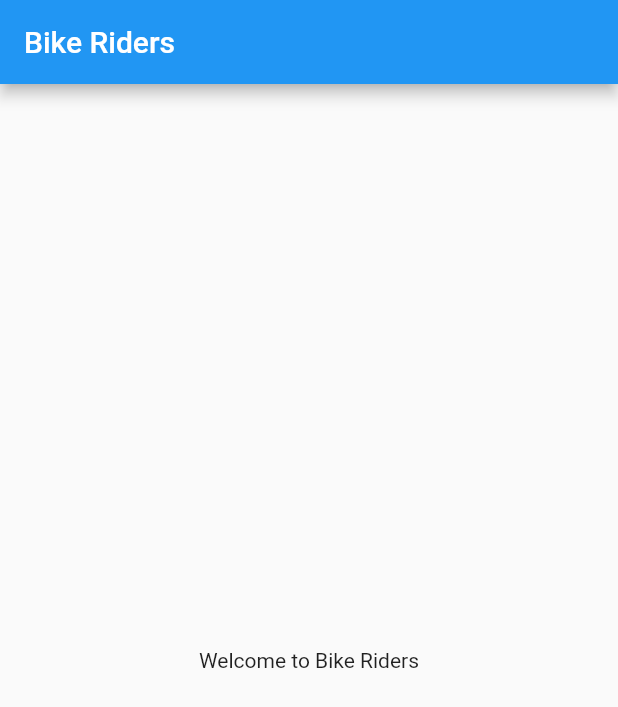
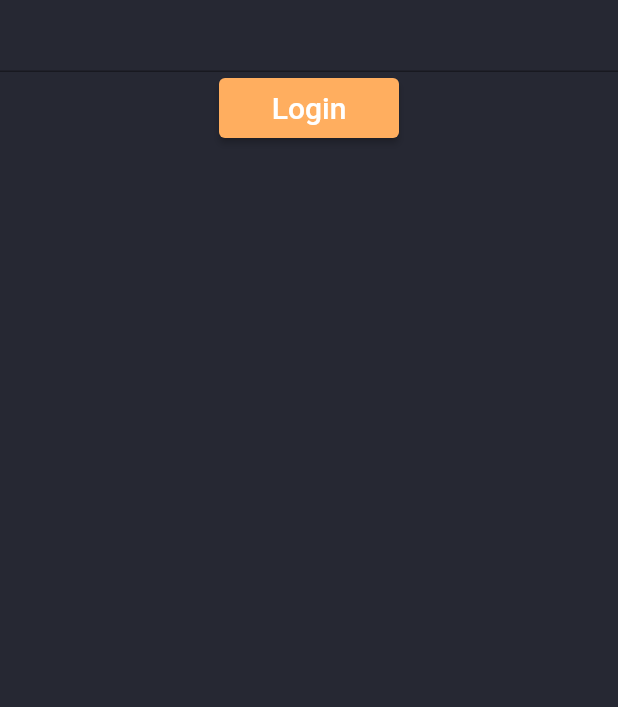
Before and after one commit to Abdulaziz4/bike-riders, a Flutter app: the screen it shows after launch, on a phone screen of 412 x 824 dp. Shown: the top 707 px of the screen. Run offline on Flutter 3.47's test engine with Material 2 defaults, Android fonts, the phone set to English and light mode, and no system bars; our stand-ins replace firebase_auth, firebase_core, logger, stacked, stacked_services; accounts and stored records are empty.

Commit message:
Adding custom button & set startup navigation

```diff
--- a/lib/core/app/app.locator.dart
+++ b/lib/core/app/app.locator.dart
@@ -8,6 +8,7 @@
 
 import 'package:stacked/stacked.dart';
 import 'package:stacked/stacked_annotations.dart';
+import 'package:stacked_services/stacked_services.dart';
 
 import '../services/auth_service.dart';
 
@@ -20,4 +21,5 @@ void setupLocator({String? environment, EnvironmentFilter? environmentFilter}) {
 
 // Register dependencies
   locator.registerLazySingleton(() => AuthService());
+  locator.registerLazySingleton(() => NavigationService());
 }
--- a/lib/core/app/app.router.dart
+++ b/lib/core/app/app.router.dart
@@ -10,12 +10,15 @@ import 'package:flutter/material.dart';
 import 'package:stacked/stacked.dart';
 import 'package:stacked/stacked_annotations.dart';
 
+import '../../ui/auth/login/login_view.dart';
 import '../../ui/startup/startup_view.dart';
 
 class Routes {
   static const String startupView = '/';
+  static const String loginView = '/login-view';
   static const all = <String>{
     startupView,
+    loginView,
   };
 }
 
@@ -24,6 +27,7 @@ class StackedRouter extends RouterBase {
   List<RouteDef> get routes => _routes;
   final _routes = <RouteDef>[
     RouteDef(Routes.startupView, page: StartupView),
+    RouteDef(Routes.loginView, page: LoginView),
   ];
   @override
   Map<Type, StackedRouteFactory> get pagesMap => _pagesMap;
@@ -34,5 +38,11 @@ class StackedRouter extends RouterBase {
         settings: data,
       );
     },
+    LoginView: (data) {
+      return MaterialPageRoute<MaterialRoute<dynamic>>(
+        builder: (context) => const LoginView(),
+        settings: data,
+      );
+    },
   };
 }
--- /dev/null
+++ b/lib/core/app/constants.dart
@@ -0,0 +1,11 @@
+import 'package:flutter/material.dart';
+
+// Colors
+const kPrimaryColor = Color(0xFF262833);
+const kSecondryColor = Color(0xFFFFAE5F);
+const kAltColor = Color(0xFF4CCFAC);
+const kPurpleColor = Color(0xFF7E8CE0);
+const kRedColor = Color(0xFFF59078);
+
+// Sizes
+const kDefaultPadding = 20.0;
--- a/lib/main.dart
+++ b/lib/main.dart
@@ -1,8 +1,13 @@
+import 'package:bike_riders/core/app/app.locator.dart';
 import 'package:bike_riders/core/app/app.router.dart';
+import 'package:bike_riders/core/app/constants.dart';
 import 'package:flutter/material.dart';
+import 'package:flutter/widgets.dart';
 import 'package:stacked_services/stacked_services.dart';
 
 void main() {
+  setupLocator();
+
   runApp(const MyApp());
 }
 
@@ -12,17 +17,17 @@ class MyApp extends StatelessWidget {
   @override
   Widget build(BuildContext context) {
     return MaterialApp(
+      debugShowCheckedModeBanner: false,
       navigatorKey: StackedService.navigatorKey,
       onGenerateRoute: StackedRouter().onGenerateRoute,
       theme: ThemeData(
-        primarySwatch: Colors.blue,
-      ),
-      home: Scaffold(
-        appBar: AppBar(
-          title: const Text("Bike Riders"),
-        ),
-        body: const Center(
-          child: Text("Welcome to Bike Riders"),
+        scaffoldBackgroundColor: kPrimaryColor,
+        backgroundColor: kPrimaryColor,
+        primaryColor: kSecondryColor,
+        textTheme: const TextTheme(
+          headline1: TextStyle(fontWeight: FontWeight.bold, fontSize: 22),
+          headline2: TextStyle(fontWeight: FontWeight.bold, fontSize: 20),
+          bodyText1: TextStyle(fontWeight: FontWeight.normal, fontSize: 17.5),
         ),
       ),
     );
--- /dev/null
+++ b/lib/ui/auth/login/login_view.dart
@@ -0,0 +1,29 @@
+import 'package:bike_riders/ui/shared/custom_button.dart';
+import 'package:flutter/material.dart';
+
+class LoginView extends StatefulWidget {
+  const LoginView({Key? key}) : super(key: key);
+
+  @override
+  _LoginViewState createState() => _LoginViewState();
+}
+
+class _LoginViewState extends State<LoginView> {
+  @override
+  Widget build(BuildContext context) {
+    return Scaffold(
+      body: Center(
+        child: Column(
+          children: [
+            TextFormField(),
+            CustomButton(
+              text: "Login",
+              onPress: () {},
+              size: const Size(120, 40),
+            ),
+          ],
+        ),
+      ),
+    );
+  }
+}
--- /dev/null
+++ b/lib/ui/shared/custom_button.dart
@@ -0,0 +1,32 @@
+import 'package:flutter/material.dart';
+
+import 'package:bike_riders/core/app/constants.dart';
+
+class CustomButton extends StatelessWidget {
+  final void Function() onPress;
+  final String text;
+  final Color backgroundColor;
+  final Size? size;
+  const CustomButton({
+    Key? key,
+    required this.onPress,
+    required this.text,
+    this.backgroundColor = kSecondryColor,
+    this.size,
+  }) : super(key: key);
+
+  @override
+  Widget build(BuildContext context) {
+    return ElevatedButton(
+      onPressed: onPress,
+      style: ElevatedButton.styleFrom(
+        primary: backgroundColor,
+        fixedSize: size,
+      ),
+      child: const Text(
+        "Login",
+        style: TextStyle(fontSize: 20),
+      ),
+    );
+  }
+}
--- a/lib/ui/startup/startup_viewmodel.dart
+++ b/lib/ui/startup/startup_viewmodel.dart
@@ -1,9 +1,14 @@
+import 'package:bike_riders/core/app/app.locator.dart';
+import 'package:bike_riders/core/app/app.router.dart';
 import 'package:firebase_core/firebase_core.dart';
 import 'package:stacked/stacked.dart';
+import 'package:stacked_services/stacked_services.dart';
 
 class StartupViewModel extends BaseViewModel {
+  final NavigationService _navigationService = locator<NavigationService>();
   void initlizeApp() async {
     //Do initlizations here
     await Firebase.initializeApp();
+    _navigationService.replaceWith(Routes.loginView);
   }
 }
--- a/pubspec.yaml
+++ b/pubspec.yaml
@@ -36,7 +36,9 @@ dependencies:
   stacked: ^2.2.5
   firebase_core: ^1.6.0
   firebase_auth: ^3.1.1
+  cloud_firestore: ^2.5.3
   stacked_services: ^0.8.13
+
   logger: ^1.1.0
 dev_dependencies:
   flutter_test:
```
Also changed, not shown: lib/core/app/app.dart (+8 -2 lines), lib/ui/auth/login/login_viewmodel.dart (added, +14 -0 lines), lib/ui/shared/input_field.dart (added, +86 -0 lines), lib/ui/auth/signup/signup_view.dart (added), lib/ui/auth/signup/signup_viewmodel.dart (added), pubspec.lock, 3 other files.
